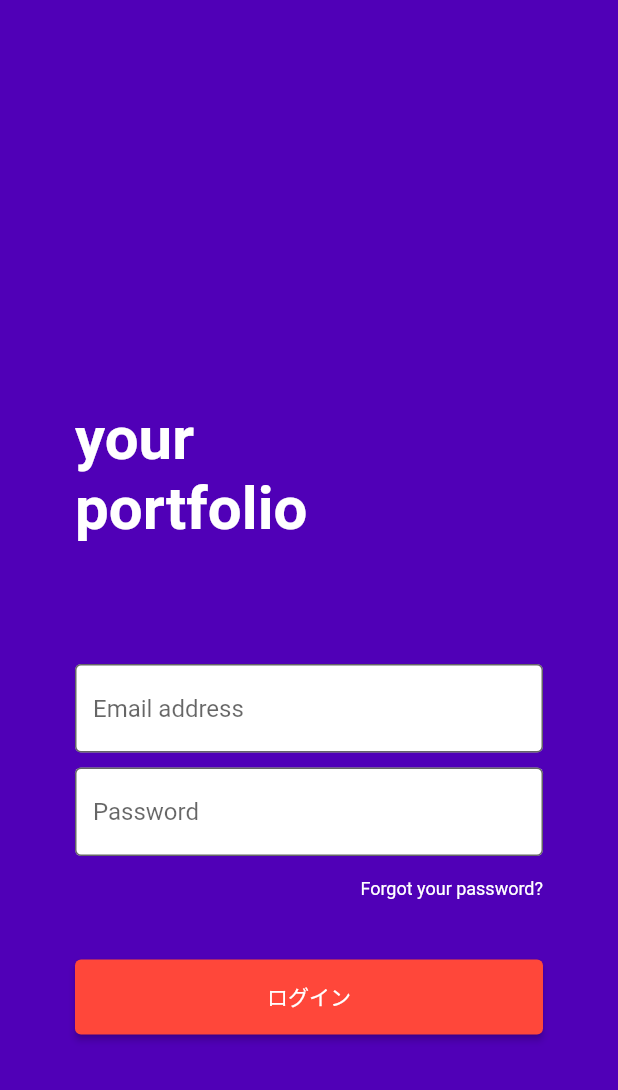
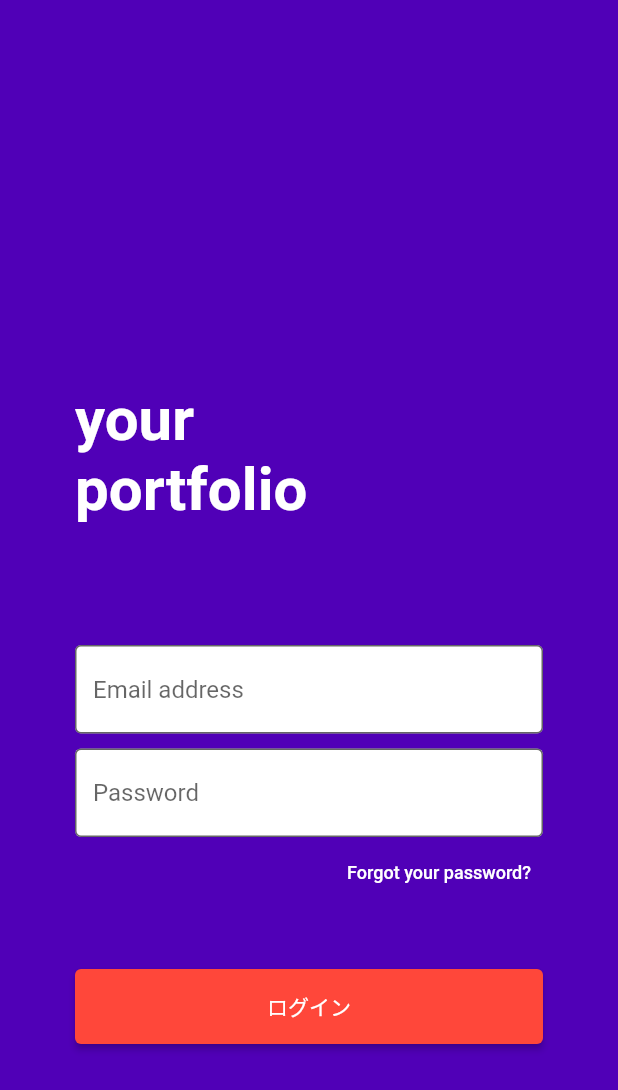
Before and after one commit to misaki-kawaguchi/QueensTechLab, a Flutter app: the screen it shows after launch, on a phone screen of 412 x 824 dp. Shown: the top 1090 px of the screen. Run offline on Flutter 3.47's test engine with Material 2 defaults, Android fonts, the phone set to English and light mode, and no system bars.

Commit message:
RichTextからTextButtonに変更

```diff
--- a/task01/lib/pages/login.dart
+++ b/task01/lib/pages/login.dart
@@ -70,18 +70,14 @@ class _MyHomePageState extends State<MyHomePage> {
                         return null;
                       },
                     ),
-                    Container(
-                      width: double.infinity,
-                      margin: const EdgeInsets.only(top: 15),
-                      child: RichText(
-                        textAlign: TextAlign.right,
-                        text: TextSpan(
-                          text: 'Forgot your password?',
-                          recognizer: TapGestureRecognizer()
-                            ..onTap = () {
-                              print('パスワード設定画面に飛ぶ');
-                            },
-                          style: const TextStyle(
+                    TextButton(
+                      onPressed: () => print('パスワード設定画面に飛ぶ'),
+                      child: const SizedBox(
+                        width: double.infinity,
+                        child: Text(
+                          'Forgot your password?',
+                          textAlign: TextAlign.right,
+                          style: TextStyle(
                             color: Colors.white,
                             fontSize: 12,
                           ),
```
Also changed, not shown: 1 other file.
